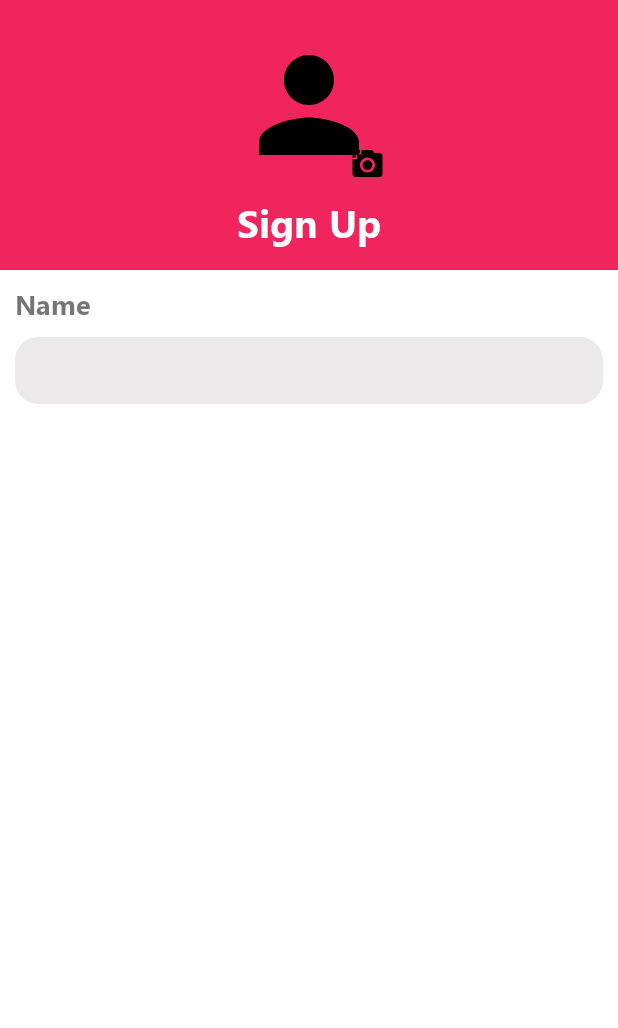
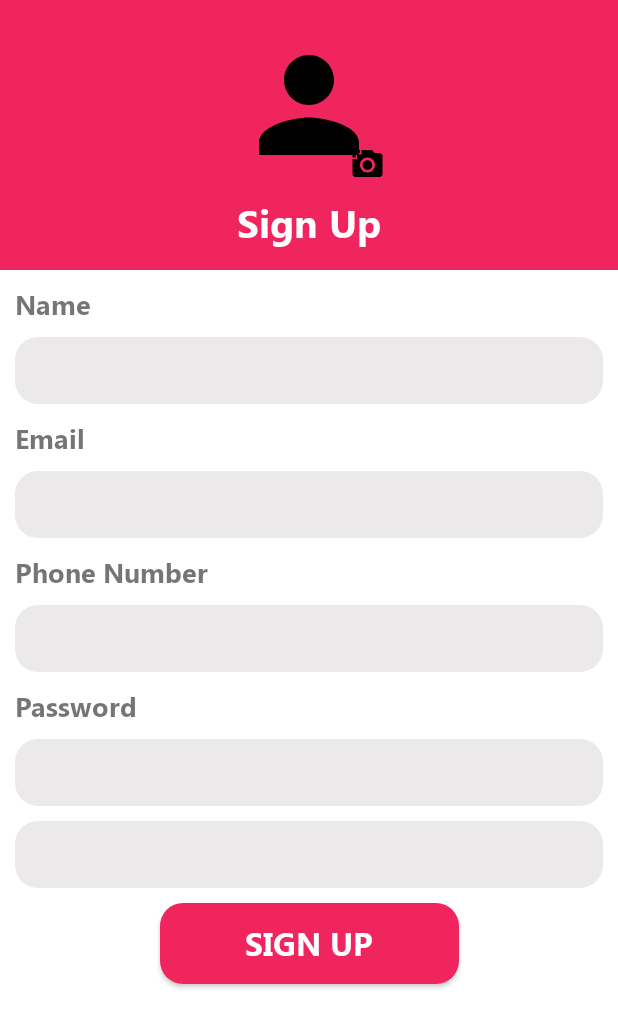
Before and after one commit to mohit0222/my_wishes, an Android app: the SignUpActivity screen opened directly, with no data from a screen before it, on a phone screen of 412 x 824 dp. Shown: the top 1028 px of the screen. Run offline under Robolectric (Android 15) with nearby library versions, the phone set to English and light mode, and no system bars; our stand-ins replace CircleImageView.

Commit message:
Update screens with mvvm

```diff
--- a/app/src/main/AndroidManifest.xml
+++ b/app/src/main/AndroidManifest.xml
@@ -28,7 +28,7 @@
                 android:value="" />
         </activity>
         <activity
-            android:name=".MainActivity"
+            android:name=".login.MainActivity"
             android:exported="true">
             <intent-filter>
                 <action android:name="android.intent.action.MAIN" />
--- a/app/src/main/java/com/example/mywishes/MainActivity.kt
+++ /dev/null
@@ -1,71 +0,0 @@
-package com.example.mywishes
-
-import android.content.Intent
-import android.os.Bundle
-import android.util.Log
-import android.util.Patterns
-import android.widget.Toast
-import androidx.appcompat.app.AppCompatActivity
-import com.example.mywishes.databinding.ActivityMainBinding
-
-class MainActivity : AppCompatActivity() {
-
-    private lateinit var binding: ActivityMainBinding
-
-
-    override fun onCreate(savedInstanceState: Bundle?) {
-        super.onCreate(savedInstanceState)
-        binding = ActivityMainBinding.inflate(layoutInflater)
-        val view = binding.root
-        setContentView(view)
-
-        Log.v("","")
-
-        binding.btnLogin.setOnClickListener {
-            if (checkValidations()){
-//                val intent = Intent(this, SignUpActivity::class.java)
-//                startActivity(intent)
-            }
-        }
-        binding.txtRegister.setOnClickListener{
-            val intent = Intent(this, SignUpActivity::class.java)
-            startActivity(intent)
-        }
-    }
-
-    private fun checkValidations():Boolean{
-        val email = binding.edt1.text.toString()
-        val password = binding.edt2.text.toString()
-        if (!checkIfEmailIsValid(email)){
-            Toast.makeText(this,"Please enter Email",Toast.LENGTH_SHORT).show()
-            return false
-        }else if (!isPasswordValid(password)){
-            Toast.makeText(this,"Please enter Password",Toast.LENGTH_SHORT).show()
-            return false
-        }
-        return true
-    }
-
-    private fun isPasswordValid(password: String): Boolean{
-        if (password.length < 8) {
-            return false
-        }
-        if (!password.matches(".*[A-Z].*".toRegex())){
-            return false
-        }
-        if (!password.matches(".*[a-z].*".toRegex())) {
-            return false
-        }
-        if (!password.matches(".*[@#\$%^&+=].*".toRegex())) {
-            return false
-        }
-        return true
-    }
-
-    private fun checkIfEmailIsValid(email: String): Boolean {
-        if (Patterns.EMAIL_ADDRESS.matcher(email).matches()) {
-            return true
-        }
-        return false
-    }
-}
--- /dev/null
+++ b/app/src/main/java/com/example/mywishes/login/LoginRepo.kt
@@ -0,0 +1,4 @@
+package com.example.mywishes.login
+
+class LoginRepo {
+}
--- /dev/null
+++ b/app/src/main/java/com/example/mywishes/login/LoginViewModel.kt
@@ -0,0 +1,28 @@
+package com.example.mywishes.login
+
+import androidx.lifecycle.LiveData
+import androidx.lifecycle.MutableLiveData
+import androidx.lifecycle.ViewModel
+import com.example.mywishes.utilities.ValidationUtils
+
+const val EMAIL_VALIDATION_FAILED = 1
+const val PASSWORD_VALIDATION_FAILED = 2
+
+class LoginViewModel : ViewModel() {
+
+    private val _validationComplete = MutableLiveData<Boolean>()
+    private val _onErrorLiveData = MutableLiveData<Int>()
+
+    val validationComplete: LiveData<Boolean> = _validationComplete
+    val onErrorLiveData: LiveData<Int> = _onErrorLiveData
+
+    fun checkValidations(email: String, password: String) {
+        if (!ValidationUtils.checkIfEmailIsValid(email)) {
+            _onErrorLiveData.value = EMAIL_VALIDATION_FAILED
+        } else if (!ValidationUtils.isPasswordValid(password)) {
+            _onErrorLiveData.value = PASSWORD_VALIDATION_FAILED
+        } else {
+            _validationComplete.value = true
+        }
+    }
+}
--- /dev/null
+++ b/app/src/main/java/com/example/mywishes/login/MainActivity.kt
@@ -0,0 +1,57 @@
+package com.example.mywishes.login
+
+import android.content.Intent
+import android.os.Bundle
+import android.widget.Toast
+import androidx.appcompat.app.AppCompatActivity
+import androidx.lifecycle.Observer
+import androidx.lifecycle.ViewModelProvider
+import com.example.mywishes.SignUpActivity
+import com.example.mywishes.databinding.ActivityMainBinding
+
+class MainActivity : AppCompatActivity() {
+
+    private lateinit var binding: ActivityMainBinding
+
+    private lateinit var loginViewModel: LoginViewModel
+
+    override fun onCreate(savedInstanceState: Bundle?) {
+        super.onCreate(savedInstanceState)
+        binding = ActivityMainBinding.inflate(layoutInflater)
+        val view = binding.root
+        setContentView(view)
+        loginViewModel = ViewModelProvider(this).get(LoginViewModel::class.java)
+
+
+        observeLiveData()
+
+        binding.txtRegister.setOnClickListener {
+            val intent = Intent(this, SignUpActivity::class.java)
+            startActivity(intent)
+        }
+        binding.btnLogin.setOnClickListener {
+            val email = binding.edt1.text.toString()
+            val password = binding.edt2.text.toString()
+            loginViewModel.checkValidations(email, password)
+        }
+    }
+
+    fun observeLiveData() {
+
+        loginViewModel.onErrorLiveData?.observe(this, Observer {
+            if (it == EMAIL_VALIDATION_FAILED) {
+                Toast.makeText(this, "Please enter Email", Toast.LENGTH_SHORT).show()
+            } else if (it == PASSWORD_VALIDATION_FAILED) {
+                Toast.makeText(this, "Please enter Password", Toast.LENGTH_SHORT).show()
+            }
+        })
+
+        loginViewModel.validationComplete.observe(this, Observer {
+            if (it) {
+                val intent = Intent(this, SignUpActivity::class.java)
+                startActivity(intent)
+            }
+        })
+    }
+
+}
--- /dev/null
+++ b/app/src/main/java/com/example/mywishes/utilities/ValidationUtils.kt
@@ -0,0 +1,29 @@
+package com.example.mywishes.utilities
+
+import android.util.Patterns
+
+object ValidationUtils {
+
+    fun isPasswordValid(password: String): Boolean {
+        if (password.length < 8) {
+            return false
+        }
+        if (!password.matches(".*[A-Z].*".toRegex())) {
+            return false
+        }
+        if (!password.matches(".*[a-z].*".toRegex())) {
+            return false
+        }
+        if (!password.matches(".*[@#\$%^&+=].*".toRegex())) {
+            return false
+        }
+        return true
+    }
+
+    fun checkIfEmailIsValid(email: String): Boolean {
+        if (Patterns.EMAIL_ADDRESS.matcher(email).matches()) {
+            return true
+        }
+        return false
+    }
+}
--- a/app/src/main/res/layout/activity_main.xml
+++ b/app/src/main/res/layout/activity_main.xml
@@ -6,7 +6,7 @@
     android:layout_height="match_parent"
     android:layout_gravity="center"
     android:background="@drawable/gradient"
-    tools:context=".MainActivity">
+    tools:context=".login.MainActivity">
 
     <TextView
         android:id="@+id/txt_my"
--- a/app/src/main/res/layout/sign_up.xml
+++ b/app/src/main/res/layout/sign_up.xml
@@ -10,68 +10,179 @@
         android:id="@+id/top_view"
         android:layout_width="match_parent"
         android:layout_height="180dp"
+        android:background="@color/pink"
         app:layout_constraintStart_toStartOf="parent"
-        app:layout_constraintTop_toTopOf="parent"
-        android:background="@color/pink"/>
+        app:layout_constraintTop_toTopOf="parent" />
 
 
     <de.hdodenhof.circleimageview.CircleImageView
         android:id="@+id/img_view"
         android:layout_width="100dp"
         android:layout_height="100dp"
+        android:layout_marginTop="20dp"
         android:src="@drawable/user_pic"
-        app:layout_constraintTop_toTopOf="parent"
+        app:layout_constraintEnd_toEndOf="parent"
         app:layout_constraintStart_toStartOf="parent"
-        app:layout_constraintEnd_toEndOf="parent"
-        android:layout_marginTop="20dp"/>
+        app:layout_constraintTop_toTopOf="parent" />
 
     <androidx.appcompat.widget.AppCompatImageView
         android:layout_width="wrap_content"
         android:layout_height="wrap_content"
         android:src="@drawable/camera_24"
-        app:layout_constraintEnd_toEndOf="@+id/img_view"
-        app:layout_constraintBottom_toBottomOf="@+id/img_view" />
+        app:layout_constraintBottom_toBottomOf="@+id/img_view"
+        app:layout_constraintEnd_toEndOf="@+id/img_view" />
 
 
     <androidx.appcompat.widget.AppCompatTextView
         android:id="@+id/txt_signUp"
         android:layout_width="wrap_content"
         android:layout_height="wrap_content"
+        android:layout_marginTop="10dp"
+        android:fontFamily="@font/segoe_ul_bold"
         android:text="Sign Up"
+        android:textColor="@color/white"
         android:textSize="26sp"
-       android:fontFamily="@font/segoe_ul_bold"
-       android:textColor="@color/white"
+        app:layout_constraintEnd_toEndOf="parent"
         app:layout_constraintStart_toStartOf="parent"
-       app:layout_constraintTop_toBottomOf="@+id/img_view"
-       app:layout_constraintEnd_toEndOf="parent"
-       android:layout_marginTop="10dp"/>
+        app:layout_constraintTop_toBottomOf="@+id/img_view" />
 
     <androidx.appcompat.widget.AppCompatTextView
         android:id="@+id/txt_name"
         android:layout_width="wrap_content"
         android:layout_height="wrap_content"
+        android:layout_marginStart="10dp"
+        android:layout_marginTop="10dp"
+        android:fontFamily="@font/segoe_ul_bold"
         android:text="Name"
         android:textSize="18sp"
-        android:fontFamily="@font/segoe_ul_bold"
-        app:layout_constraintTop_toBottomOf="@+id/top_view"
         app:layout_constraintStart_toStartOf="parent"
-        android:layout_marginTop="10dp"
-        android:layout_marginStart="10dp"/>
+        app:layout_constraintTop_toBottomOf="@+id/top_view" />
 
     <androidx.appcompat.widget.AppCompatEditText
+        android:id="@+id/edt_name"
         android:layout_width="match_parent"
         android:layout_height="wrap_content"
-        app:layout_constraintTop_toBottomOf="@+id/txt_name"
         android:layout_marginStart="10dp"
+        android:layout_marginTop="10dp"
         android:layout_marginEnd="10dp"
+        android:background="@drawable/edit_text"
+        android:imeOptions="actionNext"
         android:inputType="text"
         android:maxLines="1"
+        android:padding="10dp"
+        app:layout_constraintTop_toBottomOf="@+id/txt_name"
+        tools:ignore="test" />
+
+
+    <androidx.appcompat.widget.AppCompatTextView
+        android:id="@+id/txt_email"
+        android:layout_width="wrap_content"
+        android:layout_height="wrap_content"
+        android:layout_marginStart="10dp"
+        android:layout_marginTop="10dp"
+        android:fontFamily="@font/segoe_ul_bold"
+        android:text="Email"
+        android:textSize="18sp"
+        app:layout_constraintStart_toStartOf="parent"
+        app:layout_constraintTop_toBottomOf="@+id/edt_name" />
+
+    <androidx.appcompat.widget.AppCompatEditText
+        android:id="@+id/edt_email"
+        android:layout_width="match_parent"
+        android:layout_height="wrap_content"
+        android:layout_marginStart="10dp"
+        android:layout_marginTop="10dp"
+        android:layout_marginEnd="10dp"
+        android:background="@drawable/edit_text"
         android:imeOptions="actionNext"
+        android:inputType="text"
+        android:maxLines="1"
         android:padding="10dp"
-        tools:ignore="test"
+        app:layout_constraintTop_toBottomOf="@+id/txt_email"
+        tools:ignore="test" />
+
+    <androidx.appcompat.widget.AppCompatTextView
+        android:id="@+id/txt_number"
+        android:layout_width="wrap_content"
+        android:layout_height="wrap_content"
+        android:layout_marginStart="10dp"
         android:layout_marginTop="10dp"
-        android:background="@drawable/edit_text"/>
+        android:fontFamily="@font/segoe_ul_bold"
+        android:text="Phone Number"
+        android:textSize="18sp"
+        app:layout_constraintStart_toStartOf="parent"
+        app:layout_constraintTop_toBottomOf="@+id/edt_email" />
 
+    <androidx.appcompat.widget.AppCompatEditText
+        android:id="@+id/edt_number"
+        android:layout_width="match_parent"
+        android:layout_height="wrap_content"
+        android:layout_marginStart="10dp"
+        android:layout_marginTop="10dp"
+        android:layout_marginEnd="10dp"
+        android:background="@drawable/edit_text"
+        android:imeOptions="actionNext"
+        android:inputType="number"
+        android:maxLines="1"
+        android:padding="10dp"
+        app:layout_constraintTop_toBottomOf="@+id/txt_number"
+        tools:ignore="test" />
+
+    <androidx.appcompat.widget.AppCompatTextView
+        android:id="@+id/txt_password"
+        android:layout_width="wrap_content"
+        android:layout_height="wrap_content"
+        android:layout_marginStart="10dp"
+        android:layout_marginTop="10dp"
+        android:fontFamily="@font/segoe_ul_bold"
+        android:text="Password"
+        android:textSize="18sp"
+        app:layout_constraintStart_toStartOf="parent"
+        app:layout_constraintTop_toBottomOf="@+id/edt_number" />
+
+    <androidx.appcompat.widget.AppCompatEditText
+        android:id="@+id/edt_password"
+        android:layout_width="match_parent"
+        android:layout_height="wrap_content"
+        android:layout_marginStart="10dp"
+        android:layout_marginTop="10dp"
+        android:layout_marginEnd="10dp"
+        android:background="@drawable/edit_text"
+        android:imeOptions="actionNext"
+        android:inputType="textPassword"
+        android:maxLines="1"
+        android:padding="10dp"
+        app:layout_constraintTop_toBottomOf="@+id/txt_password"
+        tools:ignore="test" />
+
+    <androidx.appcompat.widget.AppCompatEditText
+        android:id="@+id/edt_Confirmpassword"
+        android:layout_width="match_parent"
+        android:layout_height="wrap_content"
+        android:layout_marginStart="10dp"
+        android:layout_marginTop="10dp"
+        android:layout_marginEnd="10dp"
+        android:background="@drawable/edit_text"
+        android:imeOptions="actionNext"
+        android:inputType="textPassword"
+        android:maxLines="1"
+        android:padding="10dp"
+        app:layout_constraintTop_toBottomOf="@+id/edt_password"
+        tools:ignore="test" />
+
+    <androidx.appcompat.widget.AppCompatButton
+        android:layout_width="199dp"
+        android:layout_height="54dp"
+        android:layout_marginTop="10dp"
+        android:background="@drawable/edit_text"
+        android:backgroundTint="@color/pink"
+        android:fontFamily="@font/segoe_ul_bold"
+        android:text="Sign Up"
+        android:textColor="@color/white"
+        android:textSize="21dp"
+        app:layout_constraintEnd_toEndOf="parent"
+        app:layout_constraintStart_toStartOf="parent"
+        app:layout_constraintTop_toBottomOf="@id/edt_Confirmpassword" />
 
 
 </androidx.constraintlayout.widget.ConstraintLayout>
```
Lines whose indentation alone changed are shown as unchanged.
